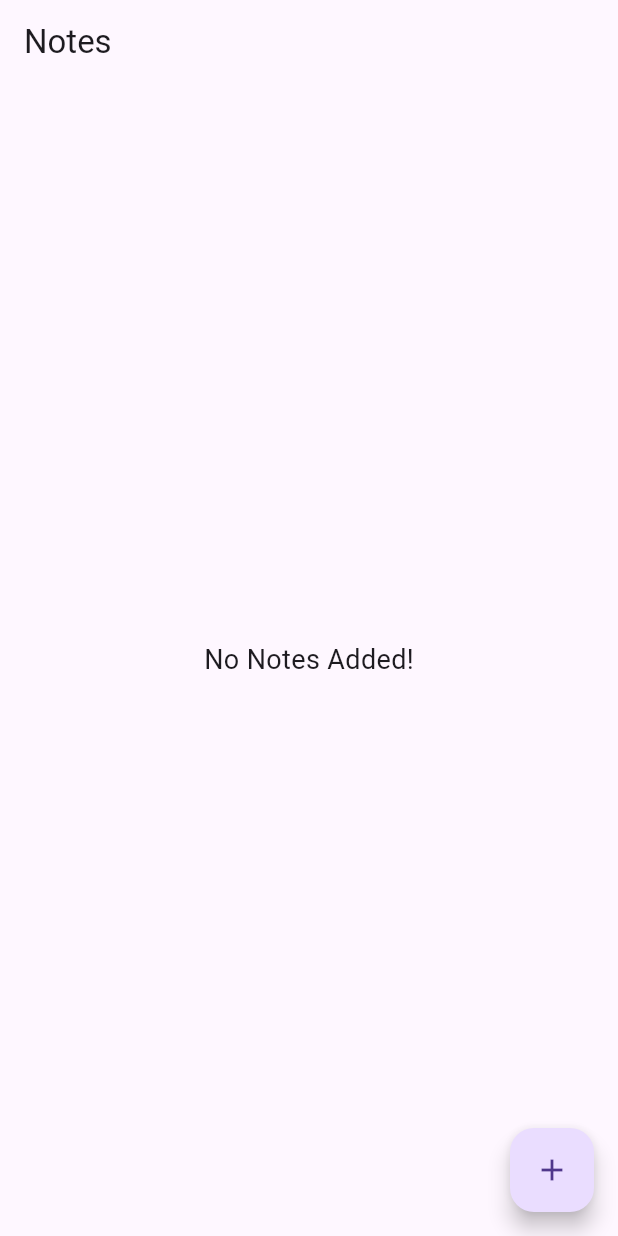
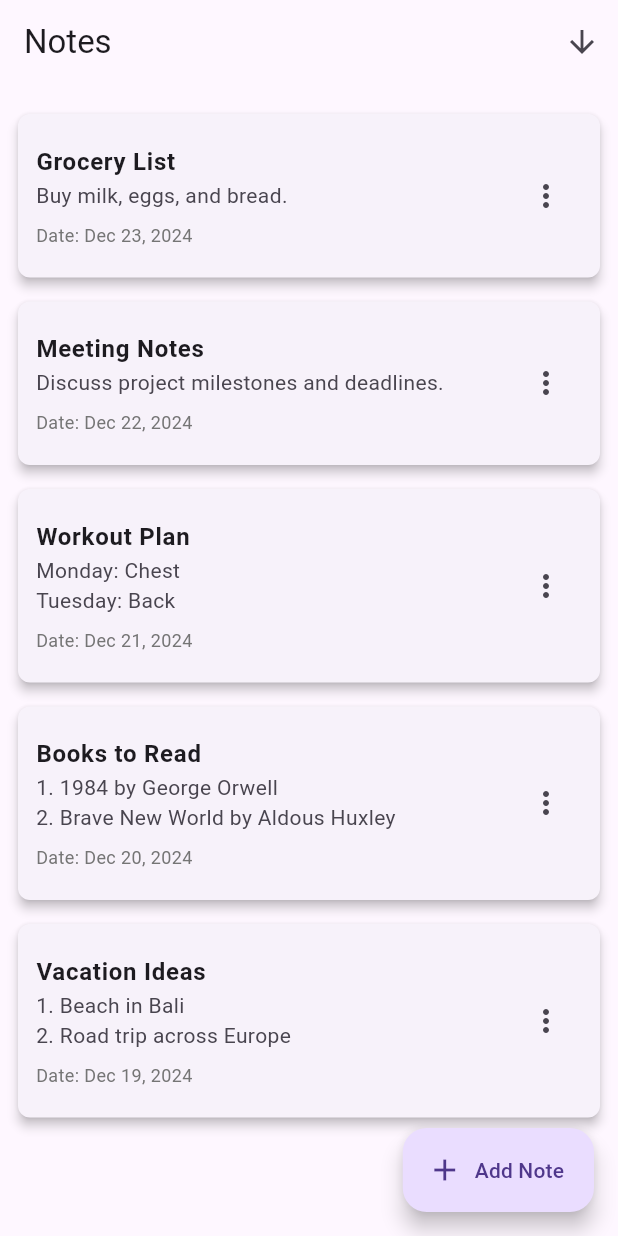
Before and after one commit to Huotsty/Project_personal_flutter, a Flutter app: the NoteListScreen screen opened directly, on a phone screen of 412 x 824 dp. Run offline on Flutter 3.47's test engine with Material 3 defaults, Android fonts, the phone set to English and light mode, and no system bars.

Commit message:
update ui

```diff
--- a/lib/screens/note_list_screen.dart
+++ b/lib/screens/note_list_screen.dart
@@ -2,7 +2,8 @@ import 'package:flutter/material.dart';
 import 'package:intl/intl.dart';
 
 import '/models/note.dart';
-import 'note_edit_screen.dart';
+import '/screens/note_edit_screen.dart';
+import '../test_data/note_test_data.dart';
 
 String formatDate(DateTime date) {
   return DateFormat.yMMMd().format(date); // Example: Dec 16, 2024
@@ -18,7 +19,17 @@ class NoteListScreen extends StatefulWidget {
 }
 
 class _NoteListScreenState extends State<NoteListScreen> {
-  List<Note> notes = [];
+  List<Note> notes = generateTestNotes();
+  bool _isSortedByNewest = true; // Controls sorting order
+
+  void _toggleSortOrder() {
+    setState(() {
+      _isSortedByNewest = !_isSortedByNewest;
+      notes.sort((a, b) => _isSortedByNewest
+          ? b.timeCreated.compareTo(a.timeCreated)
+          : a.timeCreated.compareTo(b.timeCreated));
+    });
+  }
 
   void _addOrEditNote(Note? note, FormMode formMode) async {
     final result = await Navigator.push(
@@ -41,6 +52,10 @@ class _NoteListScreenState extends State<NoteListScreen> {
             notes[index] = result;
           }
         }
+        // Reapply the sorting after any addition or update
+        notes.sort((a, b) => _isSortedByNewest
+            ? b.timeCreated.compareTo(a.timeCreated)
+            : a.timeCreated.compareTo(b.timeCreated));
       });
     }
   }
@@ -75,8 +90,19 @@ class _NoteListScreenState extends State<NoteListScreen> {
     return Scaffold(
       appBar: AppBar(
         title: const Text('Notes'),
+        actions: [
+          IconButton(
+            onPressed: _toggleSortOrder,
+            icon: Icon(
+              _isSortedByNewest ? Icons.arrow_downward : Icons.arrow_upward,
             ),
-      body: notes.isEmpty
+            tooltip: 'Sort by Date',
+          ),
+        ],
+      ),
+      body: Padding(
+        padding: const EdgeInsets.all(12.0),
+        child: notes.isEmpty
             ? const Center(
                 child: Text(
                   "No Notes Added!",
@@ -87,14 +113,40 @@ class _NoteListScreenState extends State<NoteListScreen> {
                 itemCount: notes.length,
                 itemBuilder: (context, index) {
                   final note = notes[index];
-                return ListTile(
-                  title: Text(note.title),
-                  subtitle: Text(
-                    "${note.content}\nCreated: ${formatDate(note.timeCreated)}",
+                  return Card(
+                    margin: const EdgeInsets.symmetric(vertical: 8),
+                    elevation: 3,
+                    shape: RoundedRectangleBorder(
+                      borderRadius: BorderRadius.circular(8),
+                    ),
+                    child: ListTile(
+                      contentPadding: const EdgeInsets.all(12),
+                      title: Text(
+                        note.title,
+                        style: const TextStyle(
+                          fontWeight: FontWeight.bold,
+                          fontSize: 16,
+                        ),
+                      ),
+                      subtitle: Column(
+                        crossAxisAlignment: CrossAxisAlignment.start,
+                        children: [
+                          Text(
+                            note.content,
                             maxLines: 2,
                             overflow: TextOverflow.ellipsis,
+                            style: const TextStyle(fontSize: 14),
                           ),
-                  isThreeLine: true,
+                          const SizedBox(height: 8),
+                          Text(
+                            "Date: ${formatDate(note.timeCreated)}",
+                            style: TextStyle(
+                              fontSize: 12,
+                              color: Colors.grey[600],
+                            ),
+                          ),
+                        ],
+                      ),
                       trailing: PopupMenuButton<String>(
                         onSelected: (value) {
                           if (value == 'edit') {
@@ -115,12 +167,15 @@ class _NoteListScreenState extends State<NoteListScreen> {
                         ],
                       ),
                       onLongPress: () => _deleteNoteConfirm(note),
+                    ),
                   );
                 },
               ),
-      floatingActionButton: FloatingActionButton(
+      ),
+      floatingActionButton: FloatingActionButton.extended(
         onPressed: () => _addOrEditNote(null, FormMode.add),
-        child: const Icon(Icons.add),
+        label: const Text("Add Note"),
+        icon: const Icon(Icons.add),
       ),
     );
   }
--- /dev/null
+++ b/lib/test_data/note_test_data.dart
@@ -0,0 +1,36 @@
+import '../models/note.dart';
+
+List<Note> generateTestNotes() {
+  return [
+    Note(
+      id: '1',
+      title: 'Grocery List',
+      content: 'Buy milk, eggs, and bread.',
+      timeCreated: DateTime.now().subtract(const Duration(days: 1)),
+    ),
+    Note(
+      id: '2',
+      title: 'Meeting Notes',
+      content: 'Discuss project milestones and deadlines.',
+      timeCreated: DateTime.now().subtract(const Duration(days: 2)),
+    ),
+    Note(
+      id: '3',
+      title: 'Workout Plan',
+      content: 'Monday: Chest\nTuesday: Back\nWednesday: Legs',
+      timeCreated: DateTime.now().subtract(const Duration(days: 3)),
+    ),
+    Note(
+      id: '4',
+      title: 'Books to Read',
+      content: '1. 1984 by George Orwell\n2. Brave New World by Aldous Huxley',
+      timeCreated: DateTime.now().subtract(const Duration(days: 4)),
+    ),
+    Note(
+      id: '5',
+      title: 'Vacation Ideas',
+      content: '1. Beach in Bali\n2. Road trip across Europe',
+      timeCreated: DateTime.now().subtract(const Duration(days: 5)),
+    ),
+  ];
+}
```
Also changed, not shown: lib/main.dart (+56 -11 lines), lib/screens/note_edit_screen.dart (+6 -3 lines). Lines whose indentation alone changed are shown as unchanged.
